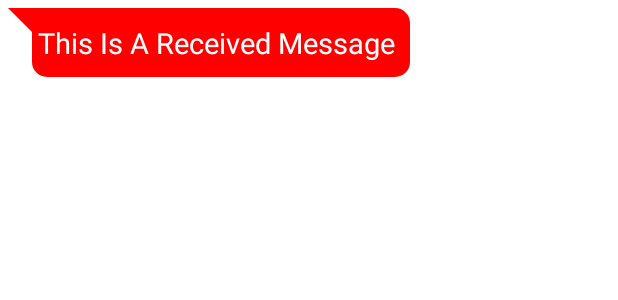
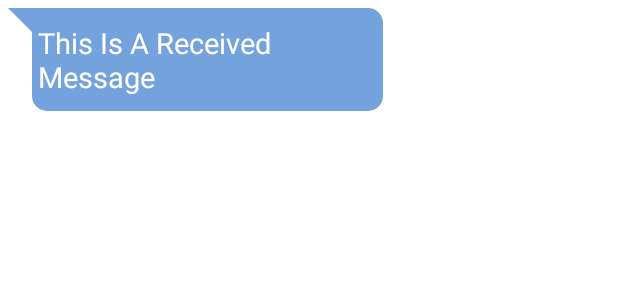
Before and after one commit to impratikspatil/HireASkill, an Android app: the layout receive.xml on its own in the app's theme, with its tools: preview values and no code run, on a phone screen of 412 x 824 dp. Shown: the top 300 px of the screen. Run offline under Robolectric (Android 15) with nearby library versions, the phone set to English and light mode, and no system bars.

Commit message:
changed reciever and sender xml

```diff
--- a/app/src/main/res/drawable/receiver_bg.xml
+++ b/app/src/main/res/drawable/receiver_bg.xml
@@ -8,13 +8,13 @@
             android:pivotX="0%"
             android:toDegrees="0">
             <shape android:shape="rectangle">
-                <solid android:color="@color/teal_200"/>
+                <solid android:color="#73A2DD"/>
             </shape>
         </rotate>
     </item>
     <item android:left="16dp">
         <shape android:shape="rectangle">
-            <solid android:color="@color/teal_200"/>
+            <solid android:color="#73A2DD"/>
             <corners android:radius="10dp"/>
         </shape>
     </item>
--- a/app/src/main/res/drawable/sender_bg.xml
+++ b/app/src/main/res/drawable/sender_bg.xml
@@ -8,14 +8,14 @@
             android:pivotX="100%"
             android:toDegrees="0">
             <shape android:shape="rectangle">
-                <solid android:color="@color/teal_200"/>
+                <solid android:color="#DD7474"/>
                 <corners android:bottomLeftRadius="20dp"/>
             </shape>
         </rotate>
     </item>
     <item android:right="16dp">
         <shape android:shape="rectangle">
-            <solid android:color="@color/teal_200"/>
+            <solid android:color="#DD7474"/>
             <corners android:radius="10dp"/>
         </shape>
     </item>
--- a/app/src/main/res/layout/receive.xml
+++ b/app/src/main/res/layout/receive.xml
@@ -4,7 +4,7 @@
     android:layout_height="wrap_content">
 
     <LinearLayout
-        android:layout_width="wrap_content"
+        android:layout_width="250dp"
         android:layout_height="wrap_content"
         android:layout_alignParentLeft="true"
         android:layout_marginLeft="5dp"
--- a/app/src/main/res/layout/sent.xml
+++ b/app/src/main/res/layout/sent.xml
@@ -5,7 +5,7 @@
     android:layout_height="wrap_content">
 
     <LinearLayout
-        android:layout_width="wrap_content"
+        android:layout_width="250dp"
         android:layout_height="wrap_content"
         android:layout_alignParentRight="true"
         android:layout_marginTop="5dp"
```
